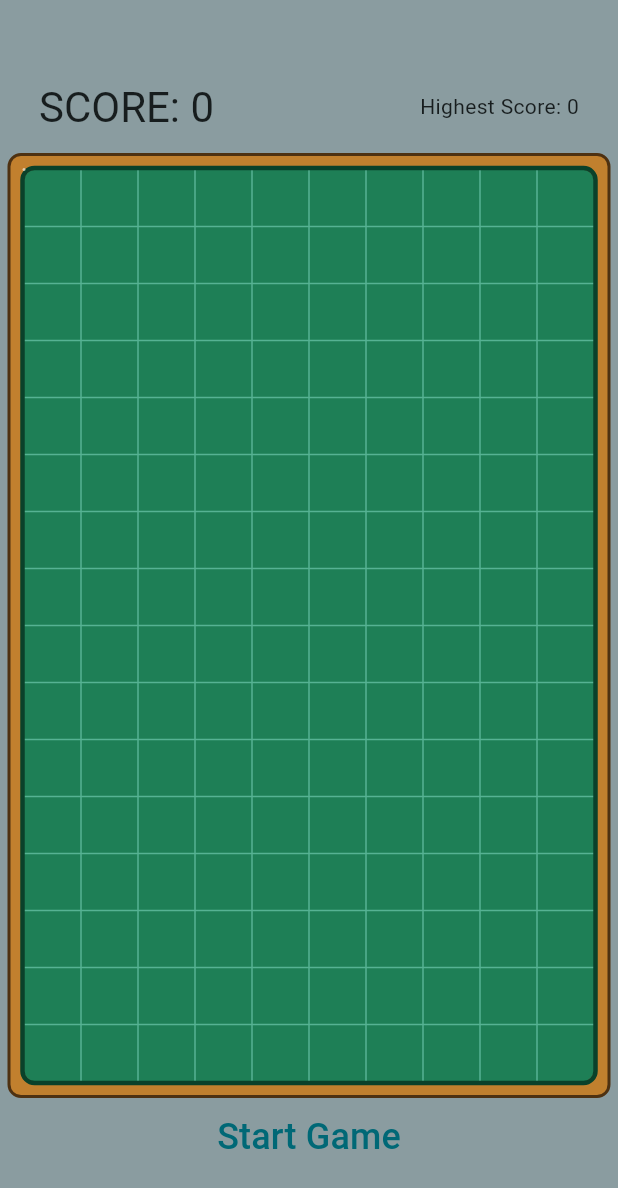
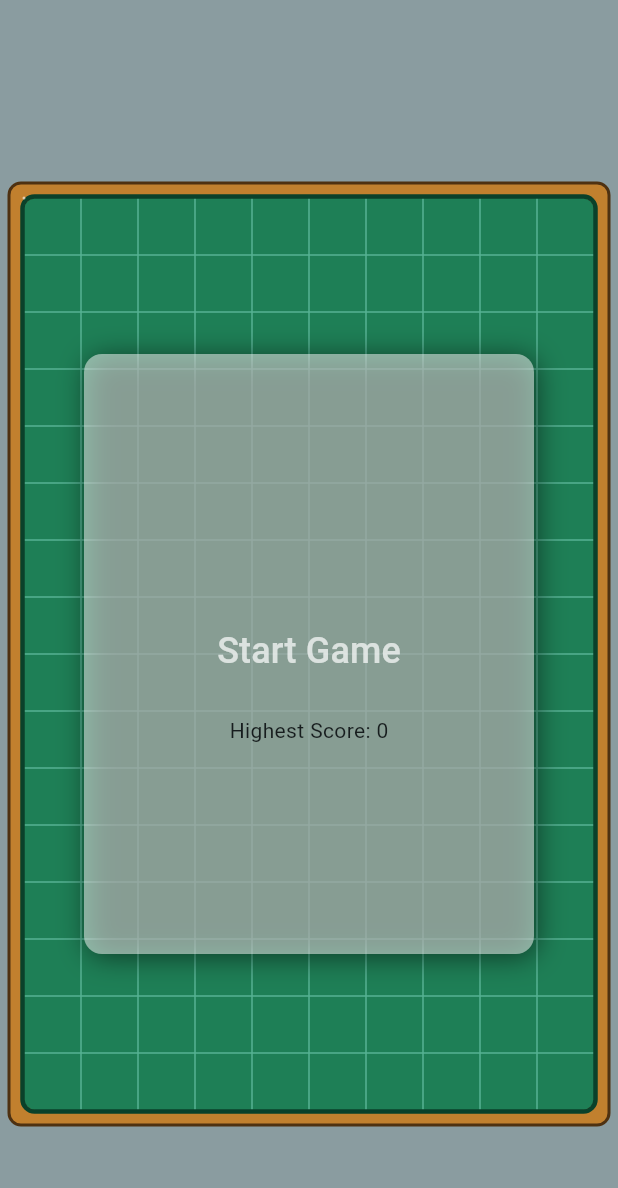
Before and after one commit to ChenCoin/Catfish, a Flutter app: the screen it shows after launch, on a phone screen of 412 x 824 dp. Shown: the top 1188 px of the screen. Run offline on Flutter 3.47's test engine with Material 3 defaults, Android fonts, the phone set to English and light mode, and no system bars; our stand-ins replace shared_preferences; generated files the repository leaves out were written again.

Commit message:
make look pretty

```diff
--- a/lib/data/grid_data.dart
+++ b/lib/data/grid_data.dart
@@ -45,7 +45,6 @@ class GridData {
       SharedPreferences prefs = await SharedPreferences.getInstance();
       prefs.setInt('highestScore', highestScore);
     }
-    score = 0;
     for (int i = 0; i < row; i++) {
       for (int j = 0; j < col; j++) {
         grids[i][j] = 0;
--- a/lib/l10n/app_en.arb
+++ b/lib/l10n/app_en.arb
@@ -5,7 +5,9 @@
   },
   "startGame": "Start Game",
   "endGame": "End",
+  "restartGame": "Restart",
   "score": "SCORE",
   "highestScore": "Highest Score",
-  "remainingTime": "Remaining Time"
+  "remainingTime": "Remaining Time",
+  "scoreNow": "Score of the game"
 }
--- a/lib/l10n/intl_zh.arb
+++ b/lib/l10n/intl_zh.arb
@@ -2,7 +2,9 @@
     "helloWorld": "你好",
     "startGame": "开始游戏",
     "endGame": "结束",
+    "restartGame": "重新开始",
     "score": "分数",
     "highestScore": "最高分",
-    "remainingTime": "剩余时间"
+    "remainingTime": "剩余时间",
+    "scoreNow": "本局分数"
 }
--- a/lib/main.dart
+++ b/lib/main.dart
@@ -1,7 +1,7 @@
 import 'dart:math';
 
-import 'package:flutter/cupertino.dart';
 import 'package:flutter/material.dart';
+import 'package:flutter/painting.dart';
 import 'package:flutter_localizations/flutter_localizations.dart';
 import 'package:flutter_gen/gen_l10n/app_localizations.dart';
 import 'data/grid_data.dart';
@@ -92,6 +92,7 @@ class _MyHomePageState extends State<MyHomePage> {
   @override
   Widget build(BuildContext context) {
     final String gameStart = AppLocalizations.of(context)!.startGame;
+    final String gameRestart = AppLocalizations.of(context)!.restartGame;
     final String gameEnd = AppLocalizations.of(context)!.endGame;
     final screenSize = MediaQuery.of(context).size;
     // 宽度为屏幕宽度 - 40，特殊适配大屏
@@ -106,28 +107,24 @@ class _MyHomePageState extends State<MyHomePage> {
           mainAxisAlignment: MainAxisAlignment.center,
           children: <Widget>[
             SizedBox(
-              width: width - 20,
-              height: 64,
+              width: width,
+              height: 48,
               child: Stack(
                 children: [
+                  if (gameState == 1) ...[
                     Align(
                       alignment: Alignment.centerLeft,
                       child: Text(
                         '$scoreText: ${widget.data.score}',
-                      style: Theme.of(context).textTheme.headlineMedium,
+                        style: Theme.of(context).textTheme.headlineSmall,
                       ),
                     ),
                     Align(
                       alignment: Alignment.centerRight,
-                    child: Text(
-                      '$highestScoreText: ${widget.data.highestScore}',
-                      style: Theme.of(context).textTheme.bodyMedium,
-                    ),
-                  ),
-                  if (gameState == 1) ...[
-                    Align(
-                      alignment: Alignment.bottomCenter,
-                      child: Padding(
+                      child: Row(
+                        mainAxisAlignment: MainAxisAlignment.end,
+                        children: [
+                          Padding(
                             padding: const EdgeInsets.all(8),
                             child: TimerText(
                               secondCount: 120,
@@ -137,8 +134,14 @@ class _MyHomePageState extends State<MyHomePage> {
                               },
                             ),
                           ),
-                    )
-                  ]
+                          TextButton(
+                            onPressed: () => _onBtnTap(),
+                            child: Text(gameEnd),
+                          ),
+                        ],
+                      ),
+                    ),
+                  ],
                 ],
               ),
             ),
@@ -156,19 +159,64 @@ class _MyHomePageState extends State<MyHomePage> {
                     data: widget.data,
                   ),
                 ),
+                if (gameState != 1) ...[
+                  DecoratedBox(
+                    decoration: BoxDecoration(
+                        color: const Color(0x80FFFFFF),
+                        borderRadius: BorderRadius.circular(12),
+                        boxShadow: const [
+                          BoxShadow(
+                              color: Colors.black54,
+                              offset: Offset(2.0, 2.0),
+                              blurRadius: 16.0),
+                        ]),
+                    child: SizedBox(
+                      width: 300,
+                      height: 400,
+                      child: Column(
+                        mainAxisAlignment: MainAxisAlignment.center,
+                        children: [
+                          if (gameState == 2) ...[
+                            Padding(
+                              padding: const EdgeInsets.all(16),
+                              child: Text(
+                                '本局分数',
+                                style: Theme.of(context).textTheme.bodyMedium,
+                              ),
+                            ),
+                            Text(
+                              '${widget.data.score}',
+                              style: Theme.of(context).textTheme.displayLarge,
+                            ),
                           ],
-            ),
+                          const Padding(padding: EdgeInsets.all(24)),
                           TextButton(
                             onPressed: () => _onBtnTap(),
                             style: ButtonStyle(
-                  minimumSize: MaterialStateProperty.all(const Size(200, 54))),
+                                minimumSize: MaterialStateProperty.all(
+                                    const Size(200, 54))),
                             child: Text(
-                gameState == 1 ? gameEnd : gameStart,
+                              gameState == 0 ? gameStart : gameRestart,
                               style: const TextStyle(
                                 fontSize: 24,
+                                color: Colors.white70,
+                              ),
+                            ),
+                          ),
+                          Padding(
+                            padding: const EdgeInsets.all(16),
+                            child: Text(
+                              '$highestScoreText: ${widget.data.highestScore}',
+                              style: Theme.of(context).textTheme.bodyMedium,
+                            ),
+                          ),
+                        ],
                       ),
                     ),
                   )
+                ]
+              ],
+            ),
           ],
         ),
       ),
```
Lines whose indentation alone changed are shown as unchanged.
